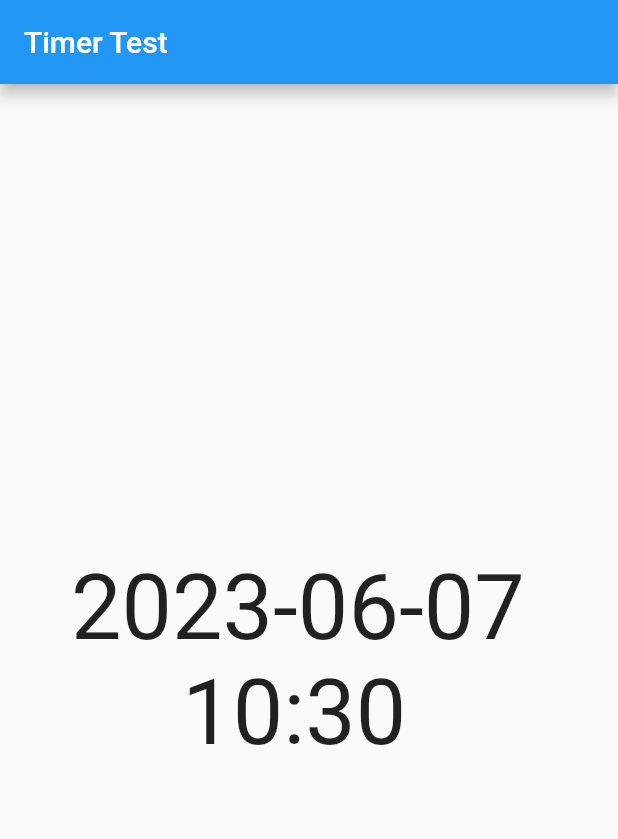
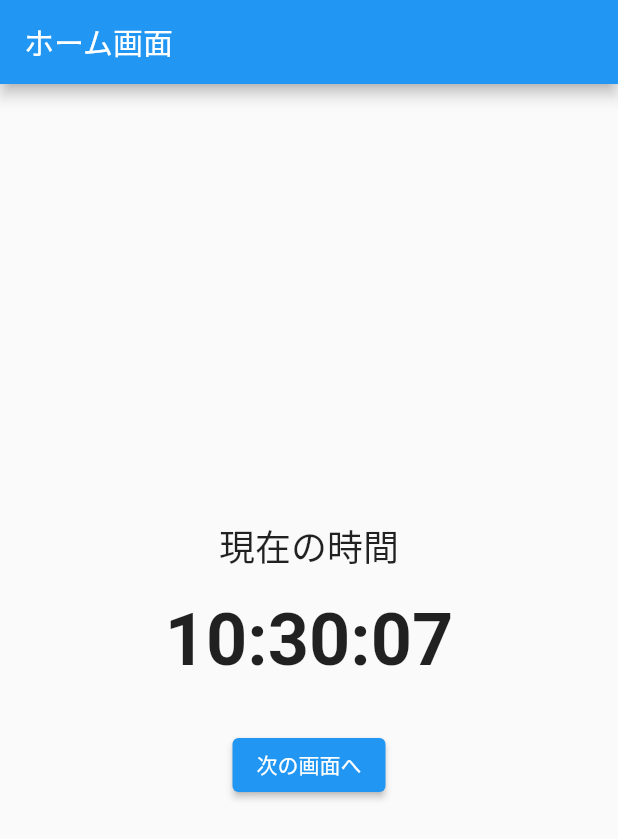
Before and after one commit to zeal20410229/clocks, a Flutter app: the screen it shows after launch, on a phone screen of 412 x 824 dp. Shown: the top 839 px of the screen. Run offline on Flutter 3.47's test engine with Material 2 defaults, Android fonts, the phone set to English and light mode, and no system bars; Roboto replaces fonts that are missing (IBMPlexMono).

Commit message:
3分タイマー

```diff
--- a/lib/clock.dart
+++ /dev/null
@@ -1,42 +0,0 @@
-import 'package:flutter/material.dart';
-import 'package:intl/intl.dart';
-import 'dart:async';
-
-
-class Clock extends StatefulWidget {
-  @override
-  State<StatefulWidget> createState() {
-    return _ClockState();
-  }
-}
-
-class _ClockState extends State<Clock> {
-  String _time = '';
-
-  @override
-  void initState() {
-    Timer.periodic(
-      Duration(seconds: 1),
-      _onTimer,
-    );
-    super.initState();
-  }
-
-  void _onTimer(Timer timer) {
-    var now = DateTime.now();
-    var formatter = DateFormat('yyyy-MM-dd \n     HH:mm');
-    var formattedTime = formatter.format(now);
-    setState(() => _time = formattedTime);
-  }
-
-  @override
-  Widget build(BuildContext context) {
-    return Text(
-      _time,
-      style: TextStyle(
-        fontSize: 60.0,
-        fontFamily: 'IBMPlexMono',
-      ),
-    );
-  }
-}
--- a/lib/main.dart
+++ b/lib/main.dart
@@ -1,23 +1,158 @@
 import 'package:flutter/material.dart';
-import 'clock.dart';
+import 'package:intl/intl.dart';
+import 'dart:async';
 
-void main() => runApp(
-      MaterialApp(
-        debugShowCheckedModeBanner: false,
-        home: MyApp(),
-      ),
-    );
+void main() {
+  runApp(MyApp());
+}
 
 class MyApp extends StatelessWidget {
   @override
   Widget build(BuildContext context) {
+    return MaterialApp(
+      title: 'タイマー',
+      theme: ThemeData(
+        primarySwatch: Colors.blue,
+      ),
+      home: HomeScreen(),
+      routes: {
+        TimerScreen.routeName: (context) => TimerScreen(),
+      },
+    );
+  }
+}
+
+class HomeScreen extends StatelessWidget {
+  @override
+  Widget build(BuildContext context) {
     return Scaffold(
       appBar: AppBar(
-        title: Text('Timer Test'),
+        title: Text('ホーム画面'),
       ),
       body: Center(
-        child: Clock(),
+        child: Column(
+          mainAxisAlignment: MainAxisAlignment.center,
+          children: [
+            Text(
+              '現在の時間',
+              style: TextStyle(fontSize: 24),
+            ),
+            SizedBox(height: 16),
+            ClockWidget(),
+            SizedBox(height: 32),
+            ElevatedButton(
+              child: Text('次の画面へ'),
+              onPressed: () {
+                Navigator.pushNamed(context, TimerScreen.routeName);
+              },
+            ),
+          ],
+        ),
       ),
     );
   }
 }
+
+class ClockWidget extends StatefulWidget {
+  @override
+  _ClockWidgetState createState() => _ClockWidgetState();
+}
+
+class _ClockWidgetState extends State<ClockWidget> {
+  String _currentTime = '';
+
+  @override
+  void initState() {
+    super.initState();
+    _getCurrentTime();
+    _startClock();
+  }
+
+  @override
+  void dispose() {
+    super.dispose();
+  }
+
+  void _getCurrentTime() {
+    String formattedTime = DateFormat('HH:mm:ss').format(DateTime.now());
+    setState(() {
+      _currentTime = formattedTime;
+    });
+  }
+
+  void _startClock() {
+    const oneSec = const Duration(seconds: 1);
+    Timer.periodic(oneSec, (Timer timer) {
+      _getCurrentTime();
+    });
+  }
+
+  @override
+  Widget build(BuildContext context) {
+    return Text(
+      _currentTime,
+      style: TextStyle(fontSize: 48, fontWeight: FontWeight.bold),
+    );
+  }
+}
+
+class TimerScreen extends StatefulWidget {
+  static const routeName = '/timer';
+
+  @override
+  _TimerScreenState createState() => _TimerScreenState();
+}
+
+class _TimerScreenState extends State<TimerScreen> {
+  int _secondsRemaining = 180;
+  Timer? _timer;
+
+  @override
+  void initState() {
+    super.initState();
+    startTimer();
+  }
+
+  @override
+  void dispose() {
+    _timer?.cancel();
+    super.dispose();
+  }
+
+  void startTimer() {
+    const oneSec = const Duration(seconds: 1);
+    _timer = Timer.periodic(
+      oneSec,
+      (Timer timer) {
+        setState(() {
+          if (_secondsRemaining < 1) {
+            timer.cancel();
+          } else {
+            _secondsRemaining--;
+          }
+        });
+      },
+    );
+  }
+
+  String getTimerText() {
+    int minutes = _secondsRemaining ~/ 60;
+    int seconds = _secondsRemaining % 60;
+    return '$minutes:${seconds.toString().padLeft(2, '0')}';
+  }
+
+  @override
+  Widget build(BuildContext context) {
+    return Scaffold(
+      appBar: AppBar(
+        title: Text('タイマー画面'),
+      ),
+      body: Center(
+        child: Text(
+          getTimerText(),
+          style: TextStyle(fontSize: 32),
+        ),
+      ),
+    );
+  }
+}
--- a/pubspec.yaml
+++ b/pubspec.yaml
@@ -33,6 +33,7 @@ dependencies:
 
 
   intl: ^0.18.1
+
 
 
   # The following adds the Cupertino Icons font to your application.
```
